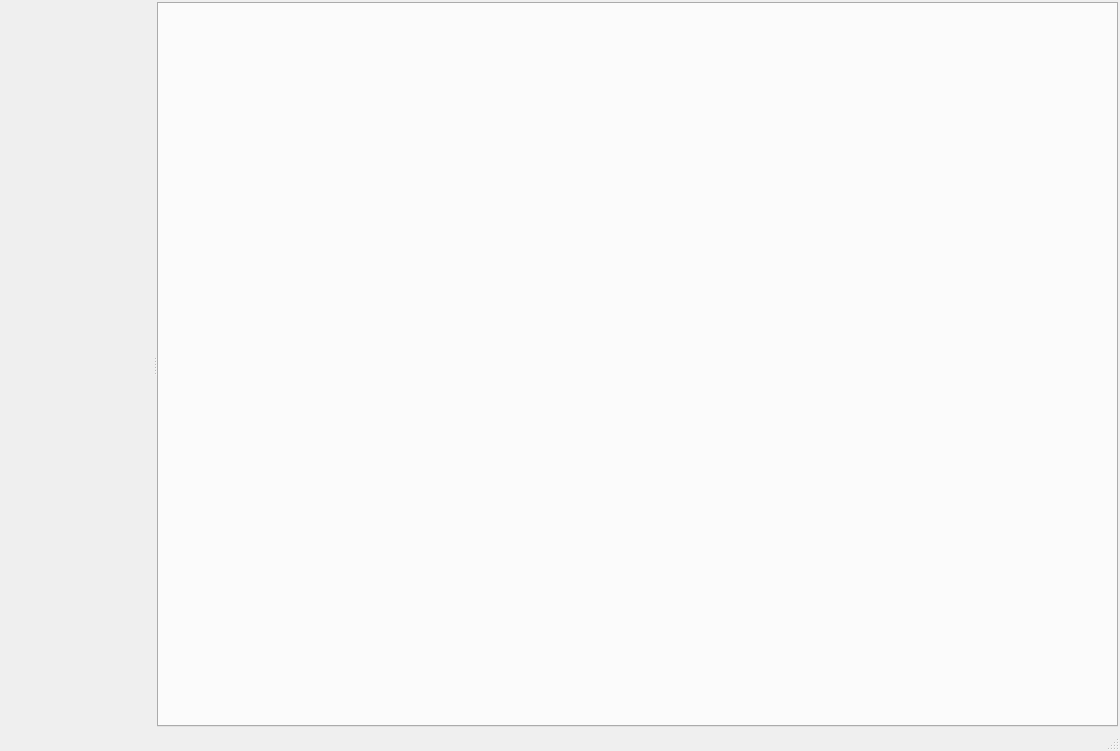
Above: glue/qt/ui/glue_application.ui from glue-viz/glue before the change. Below: the same form after it.
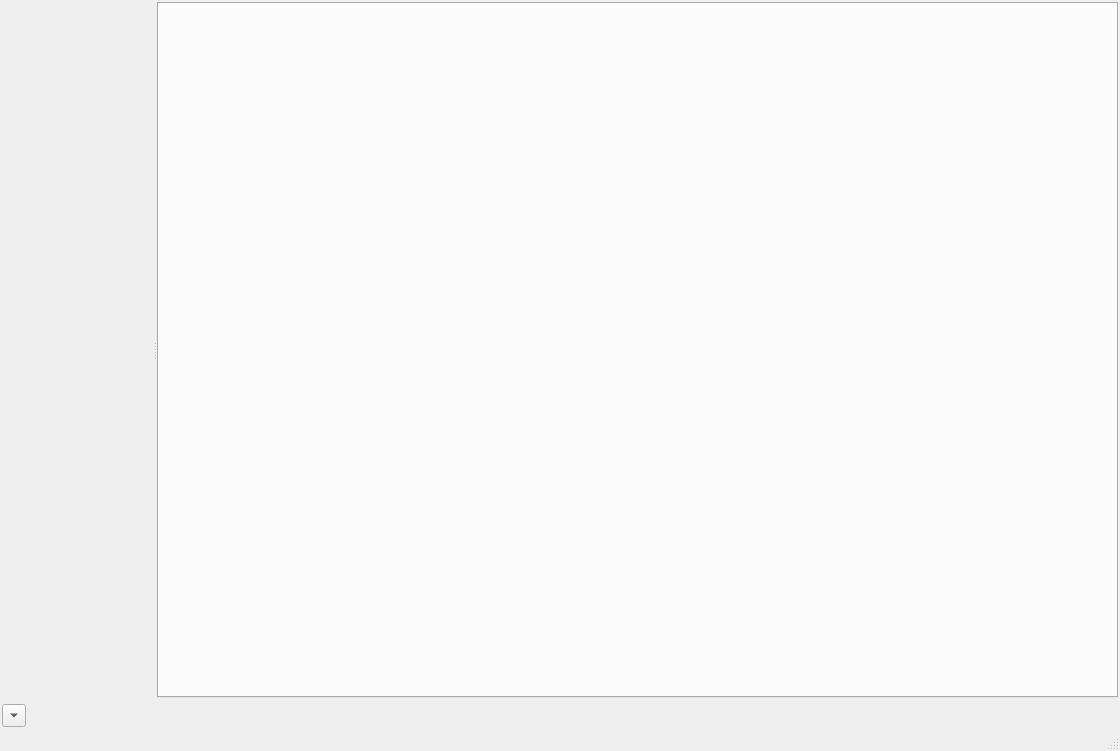
That is the form after the change. Custom widgets are drawn as their Qt base class.

Commit message: terminal widget. Totally bitchin

```diff
--- a/glue/qt/ui/glue_application.ui
+++ b/glue/qt/ui/glue_application.ui
@@ -74,6 +74,19 @@
       </widget>
      </widget>
     </item>
+    <item>
+     <widget class="QToolButton" name="terminal_button">
+      <property name="text">
+       <string>...</string>
+      </property>
+      <property name="autoRaise">
+       <bool>false</bool>
+      </property>
+      <property name="arrowType">
+       <enum>Qt::DownArrow</enum>
+      </property>
+     </widget>
+    </item>
    </layout>
   </widget>
   <widget class="QMenuBar" name="menubar">
```
Left out of the diff: 2 changed lines with no effect on the pictures. The commit also changes 2 other files.
